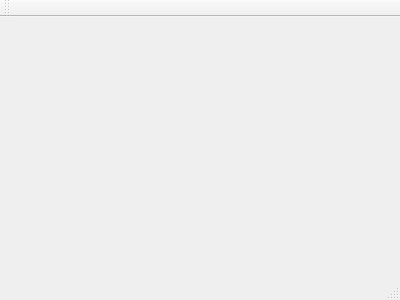
This is QT/QT_exercise/OpenCVtest/OpenCVtesst/mainwindow.ui in foryouos/Cplus_study as Qt 5 draws it before an edit. The edited form follows.
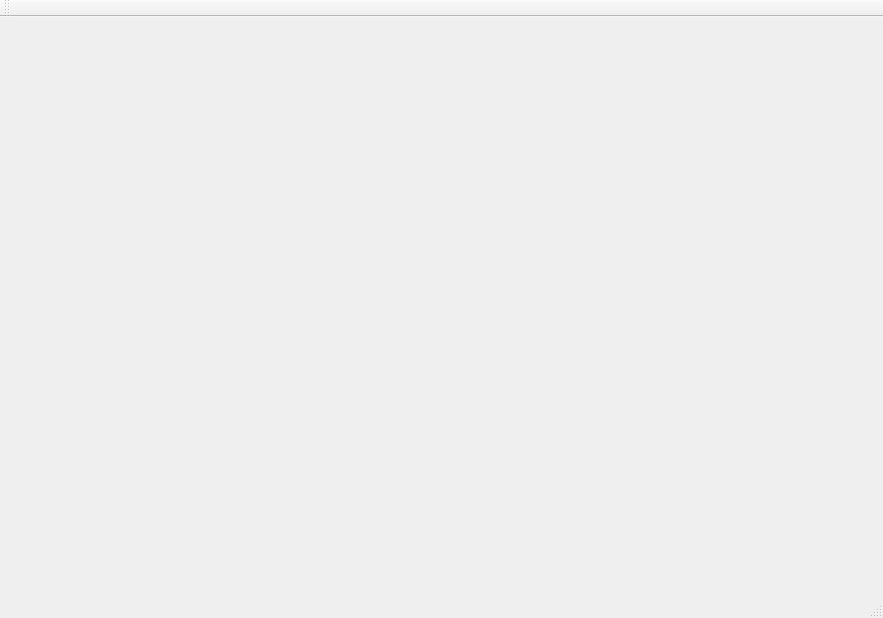
This is the edited form.

What changed in the file:
```diff
--- a/QT/QT_exercise/OpenCVtest/OpenCVtesst/mainwindow.ui
+++ b/QT/QT_exercise/OpenCVtest/OpenCVtesst/mainwindow.ui
@@ -1,24 +1,63 @@
 <ui version="4.0">
  <class>MainWindow</class>
- <widget class="QMainWindow" name="MainWindow" >
-  <property name="geometry" >
+ <widget class="QMainWindow" name="MainWindow">
+  <property name="geometry">
    <rect>
     <x>0</x>
     <y>0</y>
-    <width>400</width>
-    <height>300</height>
+    <width>883</width>
+    <height>618</height>
    </rect>
   </property>
   <property name="windowTitle" >
    <string>MainWindow</string>
   </property>
-  <widget class="QMenuBar" name="menuBar" />
-  <widget class="QToolBar" name="mainToolBar" />
-  <widget class="QWidget" name="centralWidget" />
-  <widget class="QStatusBar" name="statusBar" />
+  <widget class="QWidget" name="centralWidget">
+   <widget class="QWidget" name="widget" native="true">
+    <property name="geometry">
+     <rect>
+      <x>170</x>
+      <y>170</y>
+      <width>541</width>
+      <height>311</height>
+     </rect>
+    </property>
+    <widget class="QLabel" name="camera">
+     <property name="geometry">
+      <rect>
+       <x>90</x>
+       <y>20</y>
+       <width>391</width>
+       <height>271</height>
+      </rect>
+     </property>
+     <property name="text">
+      <string/>
+     </property>
+    </widget>
+   </widget>
+  </widget>
+  <widget class="QMenuBar" name="menuBar">
+   <property name="geometry">
+    <rect>
+     <x>0</x>
+     <y>0</y>
+     <width>883</width>
+     <height>26</height>
+    </rect>
+   </property>
+  </widget>
+  <widget class="QToolBar" name="mainToolBar">
+   <attribute name="toolBarArea">
+    <enum>TopToolBarArea</enum>
+   </attribute>
+   <attribute name="toolBarBreak">
+    <bool>false</bool>
+   </attribute>
+  </widget>
+  <widget class="QStatusBar" name="statusBar"/>
  </widget>
- <layoutDefault spacing="6" margin="11" />
- <pixmapfunction></pixmapfunction>
+ <layoutdefault spacing="6" margin="11"/>
  <resources/>
  <connections/>
 </ui>
```
Left out of the diff: 3 changed lines with no effect on the pictures.
